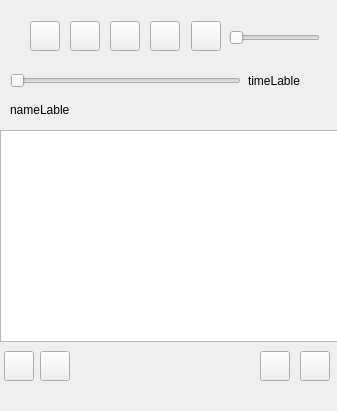
Old version of the form mainwindow.ui in the repository OstrovskyAndriy/audio_player.
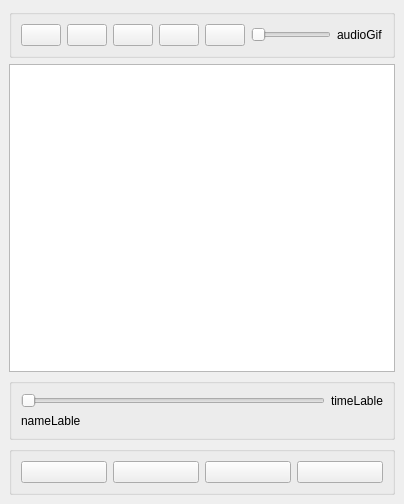
New version of the form. Icons and pictures are not drawn.

The edit to the form file:
```diff
--- a/mainwindow.ui
+++ b/mainwindow.ui
@@ -6,8 +6,8 @@
    <rect>
     <x>0</x>
     <y>0</y>
-    <width>337</width>
-    <height>411</height>
+    <width>404</width>
+    <height>504</height>
    </rect>
   </property>
   <property name="windowTitle">
@@ -18,125 +18,162 @@
     <normaloff>:/images/images/head_icon3.png</normaloff>:/images/images/head_icon3.png</iconset>
   </property>
   <widget class="QWidget" name="centralwidget">
+   <layout class="QVBoxLayout" name="verticalLayout">
+    <item>
+     <widget class="QGroupBox" name="groupBox_3">
+      <property name="title">
+       <string/>
+      </property>
+      <layout class="QHBoxLayout" name="horizontalLayout_2">
+       <item>
+        <widget class="QPushButton" name="prevSong">
+         <property name="text">
+          <string/>
+         </property>
+         <property name="icon">
+          <iconset resource="images.qrc">
+           <normaloff>:/images/images/previous_icon.png</normaloff>:/images/images/previous_icon.png</iconset>
+         </property>
+         <property name="iconSize">
+          <size>
+           <width>25</width>
+           <height>25</height>
+          </size>
+         </property>
+        </widget>
+       </item>
+       <item>
+        <widget class="QPushButton" name="playAndStopSong">
+         <property name="text">
+          <string/>
+         </property>
+         <property name="icon">
+          <iconset resource="images.qrc">
+           <normaloff>:/images/images/pause_icon.png</normaloff>:/images/images/pause_icon.png</iconset>
+         </property>
+         <property name="iconSize">
+          <size>
+           <width>25</width>
+           <height>25</height>
+          </size>
+         </property>
+        </widget>
+       </item>
+       <item>
+        <widget class="QPushButton" name="offMusic">
+         <property name="text">
+          <string/>
+         </property>
+         <property name="icon">
+          <iconset resource="images.qrc">
+           <normaloff>:/images/images/stop_icon.png</normaloff>:/images/images/stop_icon.png</iconset>
+         </property>
+         <property name="iconSize">
+          <size>
+           <width>25</width>
+           <height>25</height>
+          </size>
+         </property>
+        </widget>
+       </item>
+       <item>
+        <widget class="QPushButton" name="nextSong">
+         <property name="text">
+          <string/>
+         </property>
+         <property name="icon">
+          <iconset resource="images.qrc">
+           <normaloff>:/images/images/next_icon.png</normaloff>:/images/images/next_icon.png</iconset>
+         </property>
+         <property name="iconSize">
+          <size>
+           <width>25</width>
+           <height>25</height>
+          </size>
+         </property>
+        </widget>
+       </item>
+       <item>
+        <widget class="QPushButton" name="muteButton">
+         <property name="text">
+          <string/>
+         </property>
+         <property name="icon">
+          <iconset resource="images.qrc">
+           <normaloff>:/images/images/unmute_icon.png</normaloff>:/images/images/unmute_icon.png</iconset>
+         </property>
+         <property name="iconSize">
+          <size>
+           <width>25</width>
+           <height>25</height>
+          </size>
+         </property>
+        </widget>
+       </item>
+       <item>
+        <widget class="QSlider" name="volumeSlider">
+         <property name="orientation">
+          <enum>Qt::Horizontal</enum>
+         </property>
+        </widget>
+       </item>
+       <item>
+        <widget class="QLabel" name="audioGif">
+         <property name="text">
+          <string>audioGif</string>
+         </property>
+        </widget>
+       </item>
+      </layout>
+     </widget>
+    </item>
+    <item>
    <widget class="QTableView" name="tableViewAudio">
-    <property name="geometry">
-     <rect>
-      <x>0</x>
-      <y>130</y>
-      <width>341</width>
-      <height>212</height>
-     </rect>
-    </property>
     <property name="font">
      <font>
       <pointsize>11</pointsize>
      </font>
     </property>
    </widget>
-   <widget class="QPushButton" name="Add">
-    <property name="geometry">
-     <rect>
-      <x>4</x>
-      <y>351</y>
-      <width>30</width>
-      <height>30</height>
-     </rect>
-    </property>
-    <property name="text">
+    </item>
+    <item>
+     <widget class="QGroupBox" name="groupBox_2">
+      <property name="title">
      <string/>
     </property>
-    <property name="icon">
-     <iconset resource="images.qrc">
-      <normaloff>:/images/images/add_file_icon.png</normaloff>:/images/images/add_file_icon.png</iconset>
-    </property>
-    <property name="iconSize">
-     <size>
-      <width>25</width>
-      <height>25</height>
-     </size>
-    </property>
-   </widget>
+      <layout class="QGridLayout" name="gridLayout">
+       <item row="0" column="0">
+        <widget class="QSlider" name="musicSlider">
+         <property name="orientation">
+          <enum>Qt::Horizontal</enum>
+         </property>
+        </widget>
+       </item>
+       <item row="0" column="1">
+        <widget class="QLabel" name="songTime">
+         <property name="text">
+          <string>timeLable</string>
+         </property>
+        </widget>
+       </item>
+       <item row="1" column="0" colspan="2">
    <widget class="QLabel" name="song_name">
-    <property name="geometry">
-     <rect>
-      <x>10</x>
-      <y>100</y>
-      <width>341</width>
-      <height>20</height>
-     </rect>
-    </property>
     <property name="text">
      <string>nameLable</string>
     </property>
    </widget>
-   <widget class="QPushButton" name="playAndStopSong">
-    <property name="geometry">
-     <rect>
-      <x>70</x>
-      <y>21</y>
-      <width>30</width>
-      <height>30</height>
-     </rect>
-    </property>
-    <property name="text">
-     <string/>
-    </property>
-    <property name="icon">
-     <iconset resource="images.qrc">
-      <normaloff>:/images/images/pause_icon.png</normaloff>:/images/images/pause_icon.png</iconset>
-    </property>
-    <property name="iconSize">
-     <size>
-      <width>25</width>
-      <height>25</height>
-     </size>
-    </property>
-   </widget>
-   <widget class="QSlider" name="volumeSlider">
-    <property name="geometry">
-     <rect>
-      <x>229</x>
-      <y>28</y>
-      <width>91</width>
-      <height>20</height>
-     </rect>
-    </property>
-    <property name="orientation">
-     <enum>Qt::Horizontal</enum>
-    </property>
-   </widget>
-   <widget class="QPushButton" name="nextSong">
-    <property name="geometry">
-     <rect>
-      <x>150</x>
-      <y>21</y>
-      <width>30</width>
-      <height>30</height>
-     </rect>
-    </property>
-    <property name="text">
+       </item>
+      </layout>
+     </widget>
+    </item>
+    <item>
+     <widget class="QGroupBox" name="groupBox">
+      <property name="title">
      <string/>
     </property>
-    <property name="icon">
-     <iconset resource="images.qrc">
-      <normaloff>:/images/images/next_icon.png</normaloff>:/images/images/next_icon.png</iconset>
-    </property>
-    <property name="iconSize">
-     <size>
-      <width>25</width>
-      <height>25</height>
-     </size>
-    </property>
-   </widget>
-   <widget class="QPushButton" name="prevSong">
-    <property name="geometry">
-     <rect>
-      <x>30</x>
-      <y>21</y>
-      <width>30</width>
-      <height>30</height>
-     </rect>
-    </property>
+      <layout class="QHBoxLayout" name="horizontalLayout">
+       <item>
+        <widget class="QPushButton" name="Add">
     <property name="text">
      <string/>
     </property>
@@ -151,61 +188,9 @@
      </size>
     </property>
    </widget>
-   <widget class="QPushButton" name="offMusic">
-    <property name="geometry">
-     <rect>
-      <x>110</x>
-      <y>21</y>
-      <width>30</width>
-      <height>30</height>
-     </rect>
-    </property>
-    <property name="text">
-     <string/>
-    </property>
-    <property name="icon">
-     <iconset resource="images.qrc">
-      <normaloff>:/images/images/stop_icon.png</normaloff>:/images/images/stop_icon.png</iconset>
-    </property>
-    <property name="iconSize">
-     <size>
-      <width>25</width>
-      <height>25</height>
-     </size>
-    </property>
-   </widget>
-   <widget class="QPushButton" name="closeWindow">
-    <property name="geometry">
-     <rect>
-      <x>300</x>
-      <y>351</y>
-      <width>30</width>
-      <height>30</height>
-     </rect>
-    </property>
-    <property name="text">
-     <string/>
-    </property>
-    <property name="icon">
-     <iconset resource="images.qrc">
-      <normaloff>:/images/images/close_icon.png</normaloff>:/images/images/close_icon.png</iconset>
-    </property>
-    <property name="iconSize">
-     <size>
-      <width>25</width>
-      <height>25</height>
-     </size>
-    </property>
-   </widget>
+       </item>
+       <item>
    <widget class="QPushButton" name="deleteButton">
-    <property name="geometry">
-     <rect>
-      <x>40</x>
-      <y>351</y>
-      <width>30</width>
-      <height>30</height>
-     </rect>
-    </property>
     <property name="text">
      <string/>
     </property>
@@ -220,64 +205,9 @@
      </size>
     </property>
    </widget>
-   <widget class="QSlider" name="musicSlider">
-    <property name="geometry">
-     <rect>
-      <x>10</x>
-      <y>72</y>
-      <width>231</width>
-      <height>18</height>
-     </rect>
-    </property>
-    <property name="orientation">
-     <enum>Qt::Horizontal</enum>
-    </property>
-   </widget>
-   <widget class="QLabel" name="songTime">
-    <property name="geometry">
-     <rect>
-      <x>248</x>
-      <y>71</y>
-      <width>81</width>
-      <height>20</height>
-     </rect>
-    </property>
-    <property name="text">
-     <string>timeLable</string>
-    </property>
-   </widget>
-   <widget class="QPushButton" name="muteButton">
-    <property name="geometry">
-     <rect>
-      <x>191</x>
-      <y>21</y>
-      <width>30</width>
-      <height>30</height>
-     </rect>
-    </property>
-    <property name="text">
-     <string/>
-    </property>
-    <property name="icon">
-     <iconset resource="images.qrc">
-      <normaloff>:/images/images/unmute_icon.png</normaloff>:/images/images/unmute_icon.png</iconset>
-    </property>
-    <property name="iconSize">
-     <size>
-      <width>25</width>
-      <height>25</height>
-     </size>
-    </property>
-   </widget>
+       </item>
+       <item>
    <widget class="QPushButton" name="goToUsers">
-    <property name="geometry">
-     <rect>
-      <x>260</x>
-      <y>351</y>
-      <width>30</width>
-      <height>30</height>
-     </rect>
-    </property>
     <property name="text">
      <string/>
     </property>
@@ -292,6 +222,28 @@
      </size>
     </property>
    </widget>
+       </item>
+       <item>
+        <widget class="QPushButton" name="closeWindow">
+         <property name="text">
+          <string/>
+         </property>
+         <property name="icon">
+          <iconset resource="images.qrc">
+           <normaloff>:/images/images/close_icon.png</normaloff>:/images/images/close_icon.png</iconset>
+         </property>
+         <property name="iconSize">
+          <size>
+           <width>25</width>
+           <height>25</height>
+          </size>
+         </property>
+        </widget>
+       </item>
+      </layout>
+     </widget>
+    </item>
+   </layout>
   </widget>
   <widget class="QMenuBar" name="menubar">
    <property name="geometry">
```
Left out of the diff: 4 changed lines with no effect on the pictures. Lines whose indentation alone changed are shown as unchanged.
